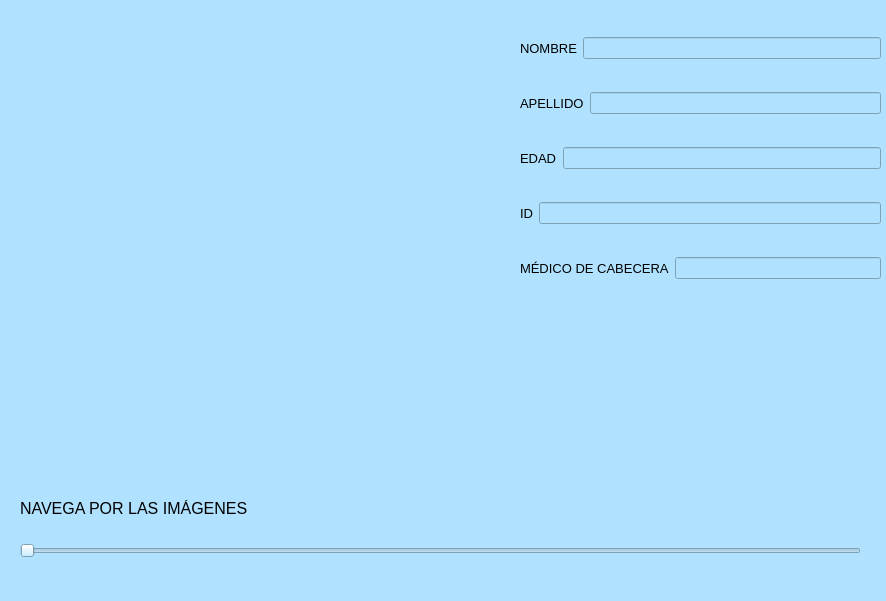
Michael10Crack/Proyecto, file imagenes_dicom.ui: the form before one commit.
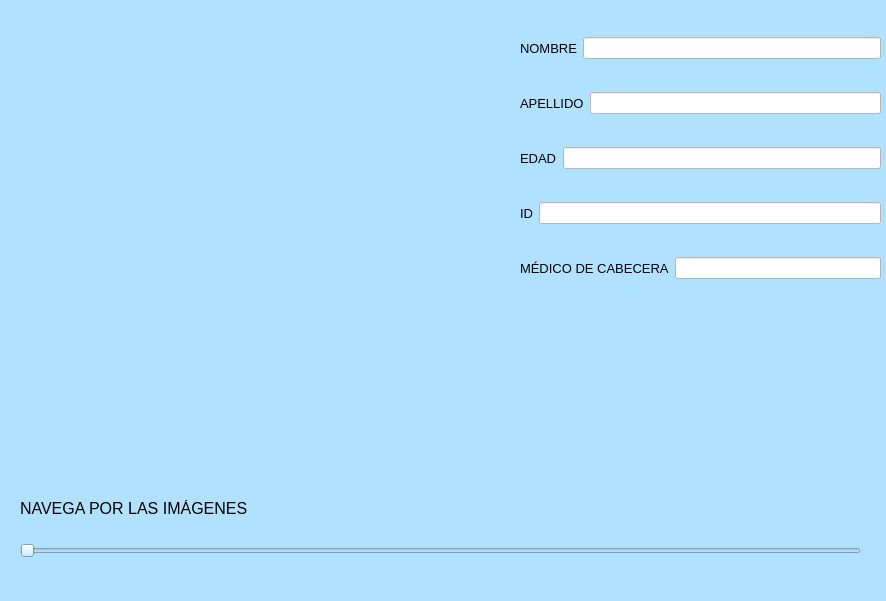
The form after the commit.

Commit message: base de datos

```diff
--- a/imagenes_dicom.ui
+++ b/imagenes_dicom.ui
@@ -52,6 +52,10 @@
         <property name="enabled">
          <bool>false</bool>
         </property>
+        <property name="styleSheet">
+         <string notr="true">
+background-color: rgb(255, 255, 255);</string>
+        </property>
        </widget>
       </item>
      </layout>
@@ -75,6 +79,12 @@
         <property name="enabled">
          <bool>false</bool>
         </property>
+        <property name="styleSheet">
+         <string notr="true">background-color: rgb(255, 255, 255);</string>
+        </property>
+        <property name="alignment">
+         <set>Qt::AlignRight|Qt::AlignTop|Qt::AlignTrailing</set>
+        </property>
        </widget>
       </item>
      </layout>
@@ -98,6 +108,9 @@
         <property name="enabled">
          <bool>false</bool>
         </property>
+        <property name="styleSheet">
+         <string notr="true">background-color: rgb(255, 255, 255);</string>
+        </property>
        </widget>
       </item>
      </layout>
@@ -121,6 +134,9 @@
         <property name="enabled">
          <bool>false</bool>
         </property>
+        <property name="styleSheet">
+         <string notr="true">background-color: rgb(255, 255, 255);</string>
+        </property>
        </widget>
       </item>
      </layout>
@@ -144,6 +160,9 @@
         <property name="enabled">
          <bool>false</bool>
         </property>
+        <property name="styleSheet">
+         <string notr="true">background-color: rgb(255, 255, 255);</string>
+        </property>
        </widget>
       </item>
      </layout>
```
Left out of the diff: 10 changed lines with no effect on the pictures. The commit also changes 2 other files.
